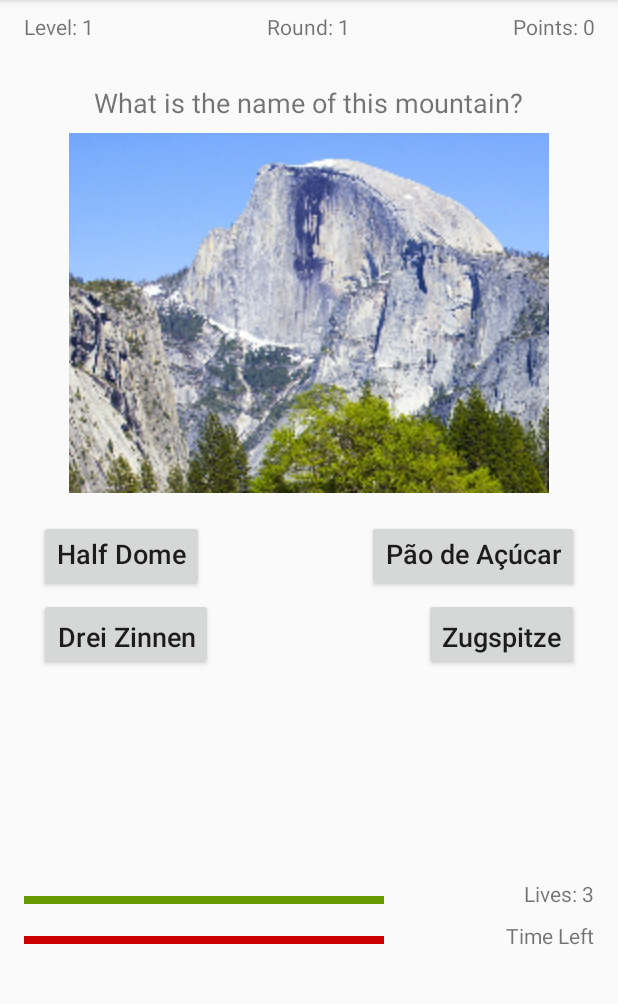
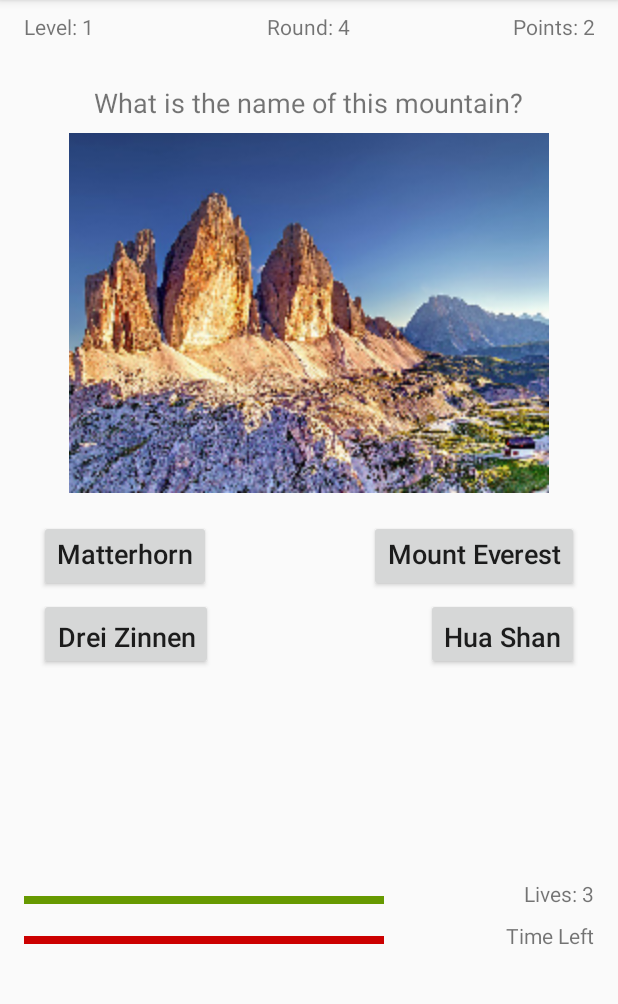
Before and after one commit to kathrin77/QuickPic, an Android app: the QuizActivity screen opened directly, with no data from a screen before it, after a tap on "Half Dome", on a phone screen of 412 x 824 dp, the part 84-1088 px from its top. Run offline under Robolectric (Android 15) with nearby library versions, the phone set to English and light mode, and no system bars; 2 other taps on this screen came first.

Commit message:
Quiz-Activity: basic game fertig

```diff
--- a/app/src/main/java/com/example/quickpic/Quickpic.java
+++ b/app/src/main/java/com/example/quickpic/Quickpic.java
@@ -8,12 +8,12 @@ import java.util.ArrayList;
 
 public class Quickpic {
 
-    int points;
-    int round;
-    int level;
-    int lives;
+    int points = 0;
+    int round = 1;
+    int level = 1;
+    int lives = 3;
     String question;
-    int random_id;
+    int id;
     String img_resource;
     String answer;
     String name;
--- a/app/src/main/java/com/example/quickpic/QuizActivity.java
+++ b/app/src/main/java/com/example/quickpic/QuizActivity.java
@@ -1,11 +1,16 @@
 package com.example.quickpic;
 
+import android.content.Intent;
+import android.os.CountDownTimer;
+import android.os.Handler;
 import android.support.v7.app.AppCompatActivity;
 import android.os.Bundle;
 import android.view.View;
 import android.widget.Button;
 import android.widget.ImageView;
 import android.widget.TextView;
+
+import java.util.ArrayList;
 
 public class QuizActivity extends AppCompatActivity {
 
@@ -37,28 +42,28 @@ public class QuizActivity extends AppCompatActivity {
         btn1.setOnClickListener(new View.OnClickListener() {
             @Override
             public void onClick(View view) {
-                //TODO
+                btnAnswerPressed(view);
             }
         });
 
         btn2.setOnClickListener(new View.OnClickListener() {
             @Override
             public void onClick(View view) {
-
+                btnAnswerPressed(view);
             }
         });
 
         btn3.setOnClickListener(new View.OnClickListener() {
             @Override
             public void onClick(View view) {
-
+                btnAnswerPressed(view);
             }
         });
 
         btn4.setOnClickListener(new View.OnClickListener() {
             @Override
             public void onClick(View view) {
-
+                btnAnswerPressed(view);
             }
         });
 
@@ -67,6 +72,10 @@ public class QuizActivity extends AppCompatActivity {
 
     }
 
+    /**
+     * starts a new game
+     * @param topic
+     */
     public void loadGame(char topic) {
         switch(topic) {
             case 'm': loadNewMountainGame();
@@ -78,103 +87,100 @@ public class QuizActivity extends AppCompatActivity {
     }
 
     /**
-     * Baut den Startbildschirm auf:
-     * level, runde, punkte auf 1,1,0 gesetzt
-     * Frage für diese Runde gesetzt
-     * erstes Bild geladen
-     * 4 Antworten geladen
-     *
+     * Creates initial start screen for mountain game
      */
 
     public void loadNewMountainGame() {
 
-        //Neues Spiel, erste Runde: Level = 1, Punkte = 0, Leben = 3
-        game.setLevel(1);
-        game.setPoints(0);
-        game.setLives(3);
+        //New game: set textviews
         tvLives.setText("Lives: "+game.getLives());
-        tvLevel.setText("Level: "+game.getLevel());
         tvPoints.setText("Points: "+game.getPoints());
 
-        //Neues Level starten:
+        //Start new level:
         startNewLevel(game.getLevel());
-        //Neue Runde starten:
-        game.setRound(1);
-        tvRound.setText("Round: "+game.getRound());
+        //Start new round:
         startNewRound(game.getRound());
-
 
     }
 
     /**
-     * Starts a new level: sets the question for this level
+     * Starts a new level: sets the level textview and question for this level
      * @param level
      */
-
     public void startNewLevel(int level) {
+        game.setLevel(level);
+        tvLevel.setText("Level: "+game.getLevel());
         tvQuestion.setText(game.getMountainQuestions(game.getLevel()));
     }
 
     /**
      * starts a new round:
-     * gets a random picture,
-     * sets correct answer to a random button,
-     * sets 3 random answers to the other buttons
+     * - sets Round to textview
+     * - gets a random picture, sets correct answer to a random button, sets 3 wrong answers to the other buttons
      * @param round
      */
     public void startNewRound(int round) {
 
+        game.setRound(round);
+        tvRound.setText("Round: "+game.getRound());
+
         //get random id for this round:
-        game.random_id = getRandomId();
+        game.id = getRandomId();
         //get the picture:
-        imgQuiz.setImageDrawable(getResources().getDrawable(getRandomPicture(game.random_id)));
+        imgQuiz.setImageDrawable(getResources().getDrawable(getRandomPicture(game.id)));
 
-        //get the correct answer: method getCorrectAnswer
-        //get 3 false answers: method getWrongAnswer
-        //set the correct answer to random button: setText(getCorrectAnswer...)
-        // set the false answers to the other 3 buttons
+        //New arraylist, fill with all possible ids (0-14):
+        ArrayList<Integer> index = new ArrayList<>();
+        for (int i = 0; i < game.mountains.length; i++) {
+            index.add(i);
+        }
+        //remove index with correct answer
+        index.remove(game.id);
+        //generate 3 wrong answer-ids from the remaining index
+        int wrong1 = index.remove((int)(Math.random()*index.size()));
+        int wrong2 = index.remove((int)(Math.random()*index.size()));
+        int wrong3 = index.remove((int)(Math.random()*index.size()));
+
+        //set 1 correct and 3 wrong answers to the buttons:
         //make sure, that the correct answer does not always appear on the same button: switch
-        int btnNumber = (int) (Math.random() * (4-1) + 1);
-
+        int btnNumber = (int) (Math.random() * 4);
         switch (btnNumber) {
+            case 0:
+                btn1.setText(game.mountains[game.id][game.getLevel()]);
+                btn2.setText(game.mountains[wrong1][game.getLevel()]);
+                btn3.setText(game.mountains[wrong2][game.getLevel()]);
+                btn4.setText(game.mountains[wrong3][game.getLevel()]);
+                break;
             case 1:
-                btn1.setText(getCorrectAnswer(game.random_id));
-                btn2.setText(getWrongAnswer(game.random_id));
-                btn3.setText(getWrongAnswer(game.random_id));
-                btn4.setText(getWrongAnswer(game.random_id));
+                btn1.setText(game.mountains[wrong3][game.getLevel()]);
+                btn2.setText(game.mountains[game.id][game.getLevel()]);
+                btn3.setText(game.mountains[wrong1][game.getLevel()]);
+                btn4.setText(game.mountains[wrong2][game.getLevel()]);
                 break;
             case 2:
-                btn1.setText(getWrongAnswer(game.random_id));
-                btn2.setText(getCorrectAnswer(game.random_id));
-                btn3.setText(getWrongAnswer(game.random_id));
-                btn4.setText(getWrongAnswer(game.random_id));
+                btn1.setText(game.mountains[wrong2][game.getLevel()]);
+                btn2.setText(game.mountains[wrong3][game.getLevel()]);
+                btn3.setText(game.mountains[game.id][game.getLevel()]);
+                btn4.setText(game.mountains[wrong1][game.getLevel()]);
                 break;
             case 3:
-                btn1.setText(getWrongAnswer(game.random_id));
-                btn2.setText(getWrongAnswer(game.random_id));
-                btn3.setText(getCorrectAnswer(game.random_id));
-                btn4.setText(getWrongAnswer(game.random_id));
-                break;
-            case 4:
-                btn1.setText(getWrongAnswer(game.random_id));
-                btn2.setText(getWrongAnswer(game.random_id));
-                btn3.setText(getWrongAnswer(game.random_id));
-                btn4.setText(getCorrectAnswer(game.random_id));
+                btn1.setText(game.mountains[wrong1][game.getLevel()]);
+                btn2.setText(game.mountains[wrong2][game.getLevel()]);
+                btn3.setText(game.mountains[wrong3][game.getLevel()]);
+                btn4.setText(game.mountains[game.id][game.getLevel()]);
                 break;
         }
-
-        //call method: buttonPressed...
 
     }
 
     /**
      * get a random number between 0 and 14 to be used as id for the current round
-     * @return id
+     * @return the new id for this round
      */
     public int getRandomId() {
         //eine Zufallszahl zwischen 0 und 14:
-        int id = (int) (Math.random() * 15);
-        return id;
+        int current_id = (int) (Math.random() * game.mountains.length);
+        return current_id;
     }
 
     /**
@@ -184,43 +190,52 @@ public class QuizActivity extends AppCompatActivity {
      */
     public int getRandomPicture(int id) {
 
-        //erster string aus dem array = img_...
+        //first string from array = img_..., position [?][0]
         game.img_resource = game.mountains[id][0];
-        //int der img_resource
-        int resID = getResources().getIdentifier(game.img_resource,"drawable", getPackageName());
-        //img_resource als int setzen:
-        return resID;
+        //int of the img_resource
+        int resource_ID = getResources().getIdentifier(game.img_resource,"drawable", getPackageName());
+        return resource_ID;
     }
 
-    /**
-     * get the answer to the picture id according to the current level
-     * @param id
-     * @return String answer
-     */
-    public String getCorrectAnswer(int id) {
+    public void btnAnswerPressed(View view) {
 
-        game.answer = game.mountains[id][game.level];
-        return game.answer;
+        //set view to the clicked button
+        final Button clicked = (Button) view;
+        //get the string from the clicked button
+        String buttontext = clicked.getText().toString();
 
+        if (checkAnswer(game.id, buttontext)) {
+            game.points++; //update points
+            tvPoints.setText("Points: "+game.getPoints());
+            game.round++; //update round
+
+        } else {
+            game.round++; //only update round
+        }
+        //continue the game:
+        if (game.getRound() >5) { //last round per level is over
+            game.level++;
+            if (game.getLevel() >3) { //all 3 levels done: end game
+                Intent intent = new Intent(this, HighscoreActivity.class);
+                intent.putExtra("Points", game.points);
+                startActivity(intent);
+            } else { //continue with next level
+                game.setRound(1); //start at round 1
+                startNewLevel(game.getLevel()); //start new level
+                startNewRound(game.getRound()); //start new round
+            }
+        } else { //continue with next round
+            startNewRound(game.getRound());
+        }
     }
 
-    public String getWrongAnswer(int id) {
-
-        int wrongid = getRandomId();
-        if (wrongid != id) {
-            game.answer = game.mountains[wrongid][game.level];
-        } else {
-            if (wrongid != 0) {
-                game.answer = game.mountains[(wrongid-1)][game.level];
-            } else {
-                game.answer = game.mountains[(wrongid+1)][game.level];
-            }
+    public boolean checkAnswer(int id, String btnText) {
+        boolean question = false;
+        String correctAnswer = game.mountains[game.id][game.getLevel()];
+        if (correctAnswer.equals(btnText)) {
+            question = true;
         }
-        return game.answer;
+        return question;
     }
 
-
-
-
-
 }
--- a/app/src/main/res/layout/activity_quiz.xml
+++ b/app/src/main/res/layout/activity_quiz.xml
@@ -121,6 +121,18 @@
             tools:text="@string/btnStr2" />
 
         <Button
+            android:id="@+id/btn3"
+            android:layout_width="wrap_content"
+            android:layout_height="wrap_content"
+            android:layout_gravity="bottom|left"
+            android:layout_margin="10dp"
+            android:gravity="bottom|left"
+            android:textAlignment="center"
+            android:textAllCaps="false"
+            android:textSize="18sp"
+            tools:text="@string/btnStr3" />
+
+        <Button
             android:id="@+id/btn1"
             style="@style/Widget.AppCompat.Button"
             android:layout_width="wrap_content"
@@ -132,18 +144,6 @@
             android:textAllCaps="false"
             android:textSize="18sp"
             tools:text="@string/btnStr1" />
-
-        <Button
-            android:id="@+id/btn3"
-            android:layout_width="wrap_content"
-            android:layout_height="wrap_content"
-            android:layout_gravity="bottom|left"
-            android:layout_margin="10dp"
-            android:gravity="bottom|left"
-            android:textAlignment="center"
-            android:textAllCaps="false"
-            android:textSize="18sp"
-            tools:text="@string/btnStr3" />
 
     </FrameLayout>
 
```
